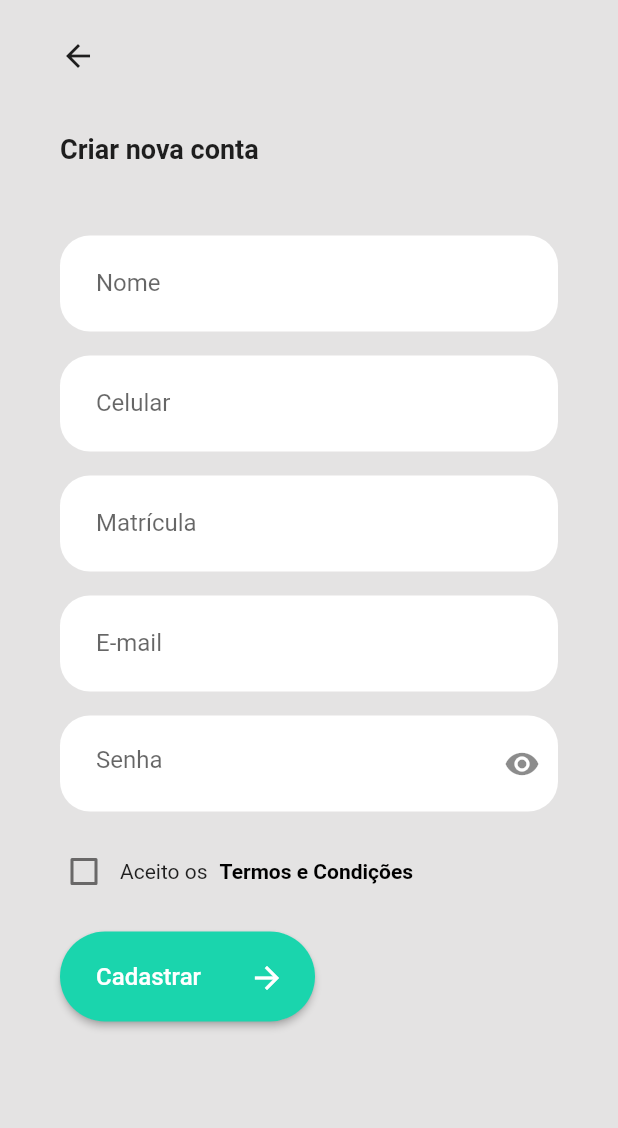
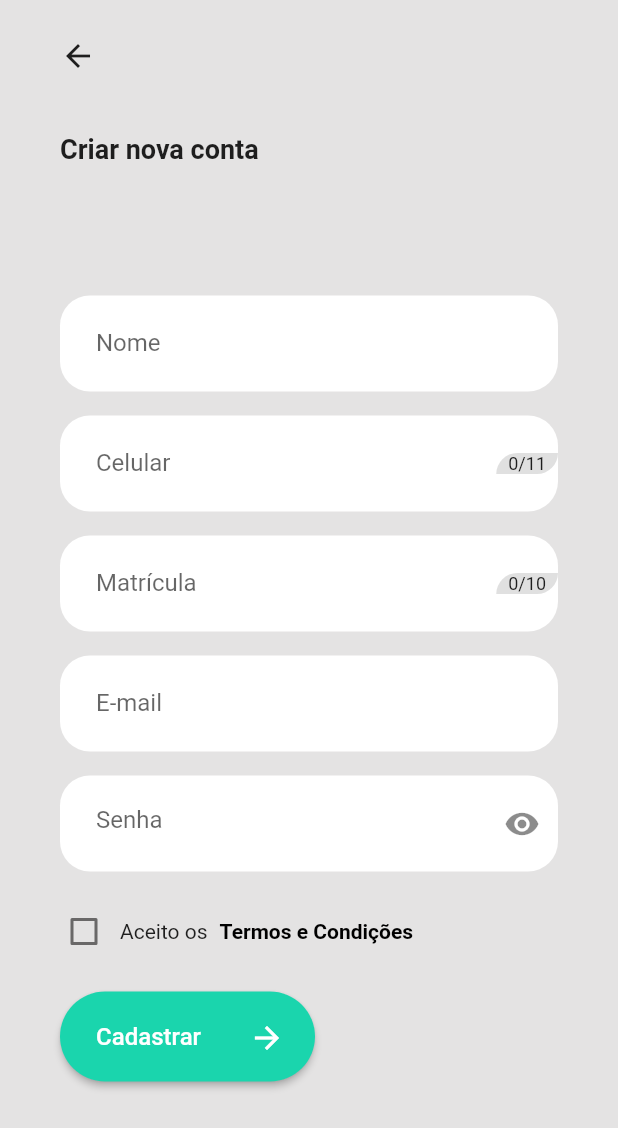
Before and after one commit to maisamrr/caronasIESB, a Flutter app: the CadastroUsuario screen opened by its route, on a phone screen of 412 x 824 dp. Shown: the top 1128 px of the screen. Run offline on Flutter 3.47's test engine with Material 2 defaults, Android fonts, the phone set to English and light mode, and no system bars; our stand-ins replace firebase_auth, firebase_core, firebase_database, flutter_mobx, flutter_svg, image_picker and 1 more; accounts and stored records are empty; generated files the repository leaves out were written again; Roboto replaces fonts that are missing (Satochi).

Commit message:
Dados do usuário agora aparecem preenchidos na parte de contato com suporte + Tela de cadastro ajuda usuário com caracteres

```diff
--- a/lib/screens/atividades.dart
+++ b/lib/screens/atividades.dart
@@ -62,7 +62,6 @@ class _Atividades extends State<Atividades> {
       horaNames.add(addressHourId);
       dataNames.add(addressDateNumber);
     }
-    print(tripData.length);
 
     setState(() {
       locals = localNames;
--- a/lib/screens/cadastrousuario.dart
+++ b/lib/screens/cadastrousuario.dart
@@ -3,6 +3,7 @@ import 'package:caronapp/services/user_service.dart';
 import 'package:caronapp/widgets/formtextfield.dart';
 import 'package:flutter/material.dart';
 import 'package:caronapp/widgets/custombutton.dart';
+import 'package:flutter/services.dart';
 import 'package:provider/provider.dart';
 import '../store/user_store.dart';
 
@@ -10,7 +11,6 @@ class CadastroUsuario extends StatefulWidget {
   const CadastroUsuario({super.key});
 
   @override
-  // ignore: library_private_types_in_public_api
   _CadastroUsuarioState createState() => _CadastroUsuarioState();
 }
 
@@ -131,16 +131,14 @@ class _CadastroUsuarioState extends State<CadastroUsuario> {
 
       if (emailExists == false) {
         await userService.saveUser(
-          nome: userStore.nome,
-          celular: userStore.celular,
-          matricula: userStore.matricula,
-          email: userStore.email,
-          senha: userStore.senha,
-        );
+            nome: userStore.nome,
+            celular: userStore.celular,
+            matricula: userStore.matricula,
+            email: userStore.email,
+            senha: userStore.senha);
 
         Navigator.pushReplacementNamed(context, '/');
 
-        // ignore: use_build_context_synchronously
         showDialog(
           context: context,
           builder: (BuildContext context) {
@@ -215,8 +213,8 @@ class _CadastroUsuarioState extends State<CadastroUsuario> {
                     ),
                   ),
                 ),
-                Align(
-                  alignment: Alignment.centerLeft,
+                Padding(
+                  padding: const EdgeInsets.only(bottom: 40.0),
                   child: Text(
                     _errorLogin,
                     style: const TextStyle(
@@ -232,28 +230,28 @@ class _CadastroUsuarioState extends State<CadastroUsuario> {
                   validator: _validateNome,
                   keyboardType: TextInputType.text,
                   labelText: 'Nome',
-
                 ),
                 FormTextField(
                   controller: _celularController,
                   validator: _validateCelular,
                   keyboardType: TextInputType.phone,
+                  maxLength: 11,
+                  format: FilteringTextInputFormatter.digitsOnly,
                   labelText: 'Celular',
-
                 ),
                 FormTextField(
                   controller: _matriculaController,
                   validator: _validateMatricula,
                   keyboardType: TextInputType.number,
+                  maxLength: 10,
+                  format: FilteringTextInputFormatter.digitsOnly,
                   labelText: 'Matrícula',
-
                 ),
                 FormTextField(
                   controller: _emailController,
                   validator: _validateEmail,
                   keyboardType: TextInputType.emailAddress,
                   labelText: 'E-mail',
-
                 ),
                 Padding(
                   padding:
--- a/lib/screens/detalhescarona.dart
+++ b/lib/screens/detalhescarona.dart
@@ -240,7 +240,7 @@ class _DetalhesCaronaState extends State<DetalhesCarona> {
                 padding: const EdgeInsets.only(bottom: 16.0),
                 child: CustomPassenger(
                   passengerName: 'Gustavo',
-                  passengerAddress: 'Rua Angular',
+                  passengerAddress: 'Rua Junit',
                   passengerHour: DateTime.now(),
                   containerColor: const Color.fromARGB(255, 255, 87, 87),
                 ),
--- a/lib/screens/login.dart
+++ b/lib/screens/login.dart
@@ -34,13 +34,13 @@ class Login extends StatelessWidget {
                     ],
                   ),
                 ),
-                const Row(
+                Row(
                   mainAxisAlignment: MainAxisAlignment.start,
                   children: [
                     Expanded(
                       child: Column(
                         crossAxisAlignment: CrossAxisAlignment.start,
-                        children: [
+                        children: const [
                           FormLogin(),
                         ],
                       ),
--- a/lib/services/user_service.dart
+++ b/lib/services/user_service.dart
@@ -1,3 +1,4 @@
+import 'package:caronapp/store/car_model.dart';
 import 'package:firebase_auth/firebase_auth.dart';
 import 'package:firebase_database/firebase_database.dart';
 
@@ -13,6 +14,7 @@ class UserService {
     required String celular,
     required String matricula,
     required String email,
+    Car? carro,
     required String senha,
   }) async {
     // Criar um novo nó para o usuário
@@ -26,6 +28,7 @@ class UserService {
       'matricula': matricula,
       'email': email,
       'senha': senha,
+      'car': carro
     });
     //Auth
     try {
--- a/lib/widgets/formtextfield.dart
+++ b/lib/widgets/formtextfield.dart
@@ -1,10 +1,14 @@
 import 'package:flutter/material.dart';
+import 'package:flutter/services.dart';
 
 class FormTextField extends StatefulWidget {
   final TextEditingController controller;
   final String? Function(String?)? validator;
   final TextInputType keyboardType;
   final String labelText;
+  final bool? enabled;
+  final TextInputFormatter? format;
+  final int? maxLength;
 
   const FormTextField({
     Key? key,
@@ -12,6 +16,9 @@ class FormTextField extends StatefulWidget {
     required this.validator,
     required this.keyboardType,
     required this.labelText,
+    this.enabled,
+    this.format,
+    this.maxLength,
   }) : super(key: key);
 
   @override
@@ -32,18 +39,44 @@ class _FormTextFieldState extends State<FormTextField> {
         child: Padding(
           padding: const EdgeInsets.only(left: 24.0),
           child: Align(
-            alignment: Alignment.centerLeft,
-            child: TextFormField(
+            alignment: Alignment.centerRight,
+            child: Stack(
+              alignment: Alignment.centerRight,
+              children: [
+                TextFormField(
                   controller: widget.controller,
                   validator: widget.validator,
                   keyboardType: widget.keyboardType,
+                  inputFormatters:
+                      widget.format != null ? [widget.format!] : null,
                   decoration: InputDecoration(
                     border: InputBorder.none,
                     labelText: widget.labelText,
                   ),
+                  enabled: widget.enabled ?? true,
                   onChanged: (text) {
                     setState(() {});
                   },
+                ),
+                if (widget.maxLength != null)
+                  Positioned(
+                    right: 0,
+                    child: Container(
+                      padding: const EdgeInsets.symmetric(horizontal: 8.0),
+                      decoration: BoxDecoration(
+                        color: Colors.grey[300],
+                        borderRadius: const BorderRadius.only(
+                          topLeft: Radius.circular(20.0),
+                          bottomRight: Radius.circular(20.0),
+                        ),
+                      ),
+                      child: Text(
+                        '${widget.controller.text.length}/${widget.maxLength}',
+                        style: const TextStyle(fontSize: 12.0),
+                      ),
+                    ),
+                  ),
+              ],
             ),
           ),
         ),
```
Also changed, not shown: lib/screens/contatosuporte.dart (+32 -4 lines), lib/screens/perfilusuario.dart (+2 -7 lines), lib/services/car_service.dart (added, +79 -0 lines), pubspec.lock, 1 other file. Lines whose indentation alone changed are shown as unchanged.
